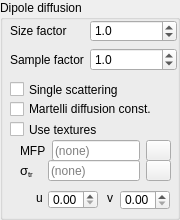
Above: src/qtgui/dipoleBSSRDFWidget.ui from tomka/mitsuba-renderer before the change. Below: the same form after it.
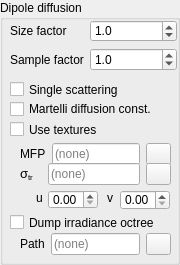
That is the form after the change. Icons and pictures are not drawn.

Commit message: Allow dump of dipole irradiance octree

The edit to the form file:
```diff
--- a/src/qtgui/dipoleBSSRDFWidget.ui
+++ b/src/qtgui/dipoleBSSRDFWidget.ui
@@ -7,19 +7,19 @@
     <x>0</x>
     <y>0</y>
     <width>180</width>
-    <height>220</height>
+    <height>265</height>
    </rect>
   </property>
   <property name="minimumSize">
    <size>
     <width>0</width>
-    <height>220</height>
+    <height>265</height>
    </size>
   </property>
   <property name="maximumSize">
    <size>
     <width>16777215</width>
-    <height>220</height>
+    <height>265</height>
    </size>
   </property>
   <property name="windowTitle">
@@ -149,7 +149,7 @@
       <x>0</x>
       <y>0</y>
       <width>151</width>
-      <height>21</height>
+      <height>28</height>
      </rect>
     </property>
     <layout class="QGridLayout" name="gridLayout_3">
@@ -220,7 +220,7 @@
       <x>0</x>
       <y>20</y>
       <width>151</width>
-      <height>21</height>
+      <height>28</height>
      </rect>
     </property>
     <layout class="QGridLayout" name="gridLayout_4">
@@ -319,6 +319,75 @@
     </property>
    </widget>
   </widget>
+  <widget class="QCheckBox" name="irrDumpCheckBox">
+   <property name="geometry">
+    <rect>
+     <x>10</x>
+     <y>213</y>
+     <width>161</width>
+     <height>19</height>
+    </rect>
+   </property>
+   <property name="text">
+    <string>Dump irradiance octree</string>
+   </property>
+  </widget>
+  <widget class="QWidget" name="irrDumpWidget" native="true">
+   <property name="geometry">
+    <rect>
+     <x>20</x>
+     <y>230</y>
+     <width>161</width>
+     <height>31</height>
+    </rect>
+   </property>
+   <widget class="QWidget" name="gridLayoutWidget_6">
+    <property name="geometry">
+     <rect>
+      <x>0</x>
+      <y>0</y>
+      <width>151</width>
+      <height>28</height>
+     </rect>
+    </property>
+    <layout class="QGridLayout" name="gridLayout_7">
+     <item row="0" column="0">
+      <widget class="QLabel" name="label_12">
+       <property name="toolTip">
+        <string>The mean free path</string>
+       </property>
+       <property name="text">
+        <string>Path</string>
+       </property>
+      </widget>
+     </item>
+     <item row="0" column="1">
+      <widget class="QLineEdit" name="irrDumpPathEdit">
+       <property name="placeholderText">
+        <string>(none)</string>
+       </property>
+      </widget>
+     </item>
+     <item row="0" column="2">
+      <widget class="QPushButton" name="irrDumpPathButton">
+       <property name="maximumSize">
+        <size>
+         <width>25</width>
+         <height>16777215</height>
+        </size>
+       </property>
+       <property name="text">
+        <string/>
+       </property>
+       <property name="icon">
+        <iconset resource="resources.qrc">
+         <normaloff>:/resources/open16.png</normaloff>:/resources/open16.png</iconset>
+       </property>
+      </widget>
+     </item>
+    </layout>
+   </widget>
+  </widget>
  </widget>
  <resources>
   <include location="resources.qrc"/>
```
The commit also changes 5 other files.
